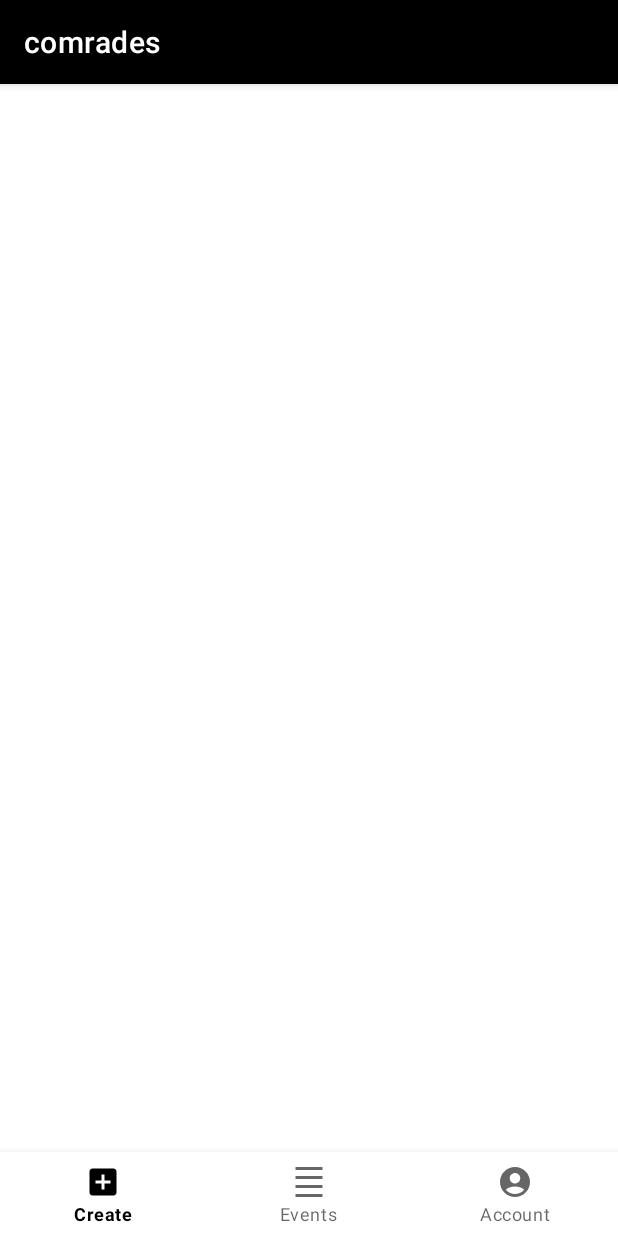
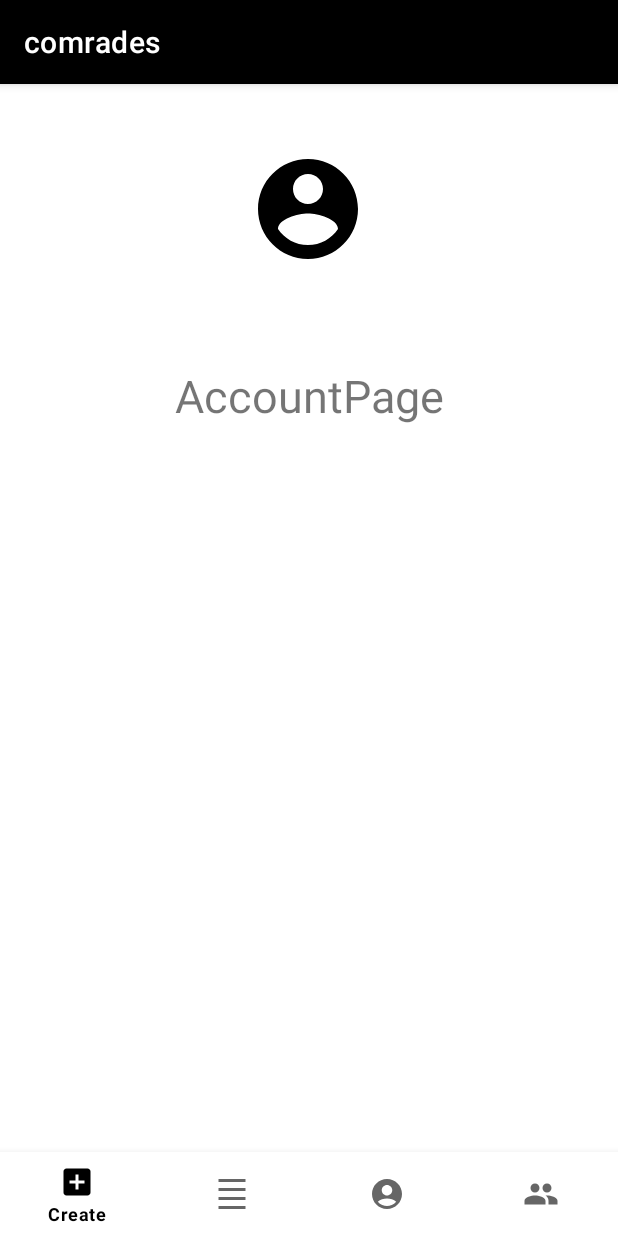
Before and after one commit to rhanakeawe/comrades_android, an Android app built with Jetpack Compose: the fragment AccountPage placed in its activity, on a phone screen of 412 x 824 dp. Run offline under Robolectric (Android 15) with nearby library versions, the phone set to English and light mode, and no system bars; our stand-ins replace Firebase (no records; nobody signed in at launch, a user with empty details on screens opened directly).

Commit message:
did account page

```diff
--- a/app/src/main/java/com/example/comrades/AccountPage.kt
+++ b/app/src/main/java/com/example/comrades/AccountPage.kt
@@ -1,5 +1,44 @@
 package com.example.comrades
 
+import android.os.Bundle
+import android.util.Log
+import android.view.View
+import android.widget.TextView
 import androidx.fragment.app.Fragment
+import com.google.firebase.Firebase
+import com.google.firebase.firestore.firestore
 
-class AccountPage : Fragment(R.layout.fragment_account)
+class AccountPage : Fragment(R.layout.fragment_account) {
+
+    private lateinit var accountName : TextView
+    private lateinit var desc : TextView
+
+    override fun onViewCreated(view: View, savedInstanceState: Bundle?) {
+        super.onViewCreated(view, savedInstanceState)
+
+        accountName = view.findViewById(R.id.accountName)
+        desc = view.findViewById(R.id.desc)
+        val user = arguments?.getString("user")
+        val db = Firebase.firestore
+        val userRef = db.collection("users")
+
+        val query = userRef.whereEqualTo("userEmail",user)
+
+        query.get()
+            .addOnSuccessListener { documents ->
+                Log.i("user","Got User!")
+                if (documents != null) {
+                    for (document in documents) {
+                        desc.text = document.data["userDesc"].toString()
+                        accountName.text = document.data["userName"].toString()
+                    }
+                } else {
+                    Log.w("user", "User null!")
+                }
+            }
+            .addOnFailureListener { exception ->
+                Log.w("user", "Error getting user!", exception)
+            }
+    }
+
+}
--- a/app/src/main/java/com/example/comrades/CalenderActivity.kt
+++ b/app/src/main/java/com/example/comrades/CalenderActivity.kt
@@ -1,20 +1,39 @@
 package com.example.comrades
 
+import android.app.ActivityOptions
+import android.content.Intent
 import android.os.Bundle
 import androidx.activity.enableEdgeToEdge
 import androidx.appcompat.app.AppCompatActivity
 import androidx.fragment.app.FragmentContainerView
 import com.google.android.material.bottomnavigation.BottomNavigationView
+import com.google.firebase.Firebase
+import com.google.firebase.auth.FirebaseAuth
+import com.google.firebase.auth.auth
 
 class CalenderActivity : AppCompatActivity() {
 
     private lateinit var bottomNavigationView: BottomNavigationView
     private lateinit var fragmentContainerView: FragmentContainerView
+    private lateinit var auth : FirebaseAuth
+
+    override fun onStart() {
+        super.onStart()
+        if (auth.currentUser == null) {
+            startActivity(
+                Intent(this, LoginActivity::class.java),
+                ActivityOptions.makeSceneTransitionAnimation(this).toBundle())
+            finish()
+        }
+    }
 
     override fun onCreate(savedInstanceState: Bundle?) {
         super.onCreate(savedInstanceState)
         setContentView(R.layout.calender)
         enableEdgeToEdge()
+
+        auth = Firebase.auth
+        val user = auth.currentUser?.email
 
         bottomNavigationView = findViewById(R.id.bottomNavView)
         fragmentContainerView = findViewById(R.id.frag_containter)
@@ -22,6 +41,13 @@ class CalenderActivity : AppCompatActivity() {
         val createEventFragment = CreateEvent()
         val eventsFragment = EventsList()
         val accountFragment = AccountPage()
+
+        val bundle = Bundle()
+        bundle.putString("user","$user")
+
+        createEventFragment.arguments = bundle
+        eventsFragment.arguments = bundle
+        accountFragment.arguments = bundle
 
         bottomNavigationView.setOnItemSelectedListener {
             when(it.itemId) {
--- a/app/src/main/java/com/example/comrades/EventsList.kt
+++ b/app/src/main/java/com/example/comrades/EventsList.kt
@@ -39,10 +39,10 @@ class EventsList : Fragment(R.layout.fragment_events_list) {
                 for (document in documents) {
                     var list = ""
                     Log.d(TAG, "${document.id} => ${document.data}")
-                    list += "Name: " + document.data.get("eventName").toString() + "\n"
-                    list += "Date: " + document.data.get("eventDate").toString() + "\n"
-                    list += "Type: " + document.data.get("eventType").toString() + "\n"
-                    list += "User: " + document.data.get("eventUser").toString() + "\n\n"
+                    list += "Name: " + document.data["eventName"].toString() + "\n"
+                    list += "Date: " + document.data["eventDate"].toString() + "\n"
+                    list += "Type: " + document.data["eventType"].toString() + "\n"
+                    list += "User: " + document.data["eventUser"].toString() + "\n\n"
                     Log.d(TAG, list)
 
                     val cardView = CardView(requireContext())
--- /dev/null
+++ b/app/src/main/res/drawable/account_placeholder.xml
@@ -0,0 +1,5 @@
+<vector xmlns:android="http://schemas.android.com/apk/res/android" android:height="24dp" android:tint="#000000" android:viewportHeight="24" android:viewportWidth="24" android:width="24dp">
+
+    <path android:fillColor="@android:color/white" android:pathData="M12,2C6.48,2 2,6.48 2,12s4.48,10 10,10 10,-4.48 10,-10S17.52,2 12,2zM12,5c1.66,0 3,1.34 3,3s-1.34,3 -3,3 -3,-1.34 -3,-3 1.34,-3 3,-3zM12,19.2c-2.5,0 -4.71,-1.28 -6,-3.22 0.03,-1.99 4,-3.08 6,-3.08 1.99,0 5.97,1.09 6,3.08 -1.29,1.94 -3.5,3.22 -6,3.22z"/>
+
+</vector>
--- /dev/null
+++ b/app/src/main/res/drawable/friend_nav.xml
@@ -0,0 +1,5 @@
+<vector xmlns:android="http://schemas.android.com/apk/res/android" android:height="24dp" android:tint="#000000" android:viewportHeight="24" android:viewportWidth="24" android:width="24dp">
+
+    <path android:fillColor="@android:color/white" android:pathData="M16,11c1.66,0 2.99,-1.34 2.99,-3S17.66,5 16,5c-1.66,0 -3,1.34 -3,3s1.34,3 3,3zM8,11c1.66,0 2.99,-1.34 2.99,-3S9.66,5 8,5C6.34,5 5,6.34 5,8s1.34,3 3,3zM8,13c-2.33,0 -7,1.17 -7,3.5L1,19h14v-2.5c0,-2.33 -4.67,-3.5 -7,-3.5zM16,13c-0.29,0 -0.62,0.02 -0.97,0.05 1.16,0.84 1.97,1.97 1.97,3.45L17,19h6v-2.5c0,-2.33 -4.67,-3.5 -7,-3.5z"/>
+
+</vector>
--- a/app/src/main/res/layout/fragment_account.xml
+++ b/app/src/main/res/layout/fragment_account.xml
@@ -1,15 +1,58 @@
 <?xml version="1.0" encoding="utf-8"?>
-<FrameLayout xmlns:android="http://schemas.android.com/apk/res/android"
+<androidx.constraintlayout.widget.ConstraintLayout xmlns:android="http://schemas.android.com/apk/res/android"
+    xmlns:app="http://schemas.android.com/apk/res-auto"
     xmlns:tools="http://schemas.android.com/tools"
     android:layout_width="match_parent"
     android:layout_height="match_parent"
     tools:context=".AccountPage">
+
+    <Space
+        android:id="@+id/space"
+        android:layout_width="match_parent"
+        android:layout_height="30dp"
+        app:layout_constraintEnd_toEndOf="parent"
+        app:layout_constraintStart_toStartOf="parent"
+        app:layout_constraintTop_toTopOf="parent" />
+
+    <ImageView
+        android:id="@+id/imageView"
+        android:layout_width="80dp"
+        android:layout_height="80dp"
+        android:layout_marginTop="6dp"
+        android:layout_marginBottom="1dp"
+        android:src="@drawable/account_placeholder"
+        app:layout_constraintBottom_toTopOf="@+id/accountName"
+        app:layout_constraintEnd_toEndOf="parent"
+        app:layout_constraintHorizontal_bias="0.498"
+        app:layout_constraintStart_toStartOf="parent"
+        app:layout_constraintTop_toBottomOf="@+id/space" />
+
     <TextView
+        android:id="@+id/accountName"
         android:layout_width="match_parent"
         android:layout_height="wrap_content"
+        android:layout_marginBottom="484dp"
+        android:gravity="center"
         android:text="AccountPage"
         android:textAlignment="center"
         android:textAllCaps="false"
-        android:textSize="40sp" />
+        android:textSize="30sp"
+        app:layout_constraintBottom_toBottomOf="parent"
+        app:layout_constraintEnd_toEndOf="parent"
+        app:layout_constraintHorizontal_bias="0.0"
+        app:layout_constraintStart_toStartOf="parent" />
 
-</FrameLayout>
+    <TextView
+        android:id="@+id/desc"
+        android:layout_width="wrap_content"
+        android:layout_height="wrap_content"
+        android:layout_marginBottom="32dp"
+        android:textSize="30sp"
+        app:layout_constraintBottom_toBottomOf="parent"
+        app:layout_constraintEnd_toEndOf="parent"
+        app:layout_constraintHorizontal_bias="0.498"
+        app:layout_constraintStart_toStartOf="parent"
+        app:layout_constraintTop_toBottomOf="@+id/accountName"
+        app:layout_constraintVertical_bias="0.204" />
+
+</androidx.constraintlayout.widget.ConstraintLayout>
--- a/app/src/main/res/menu/bottom_nav.xml
+++ b/app/src/main/res/menu/bottom_nav.xml
@@ -12,4 +12,7 @@
         android:title="Account"
         android:id="@+id/accountItem"
         android:icon="@drawable/baseline_account_circle_24"/>
+    <item android:title="Friends"
+        android:id="@+id/friendsItem"
+        android:icon="@drawable/friend_nav"/>
 </menu>
```
